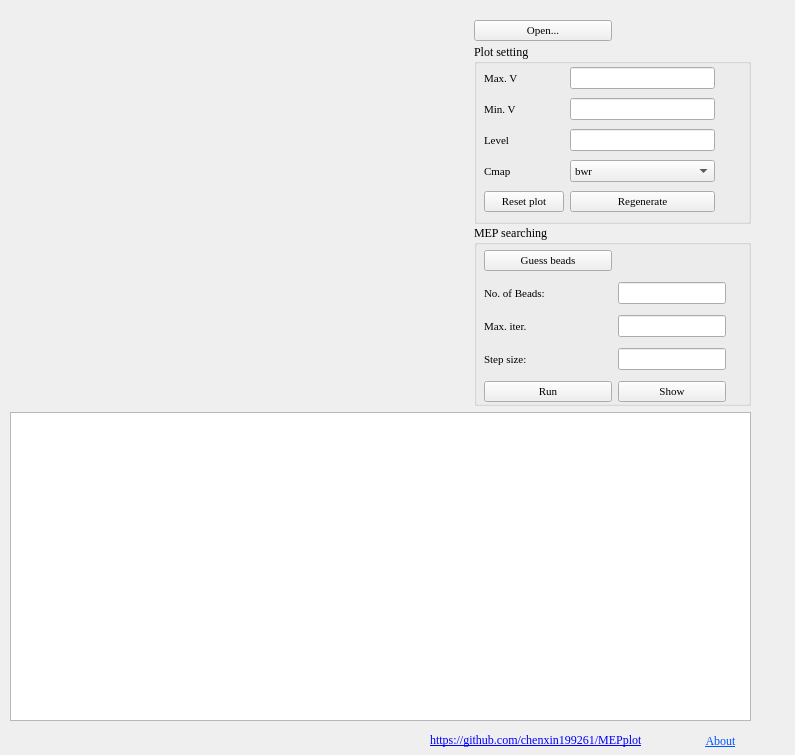
XinChenQC/MEPplot, file ui/main.ui: the form before one commit.
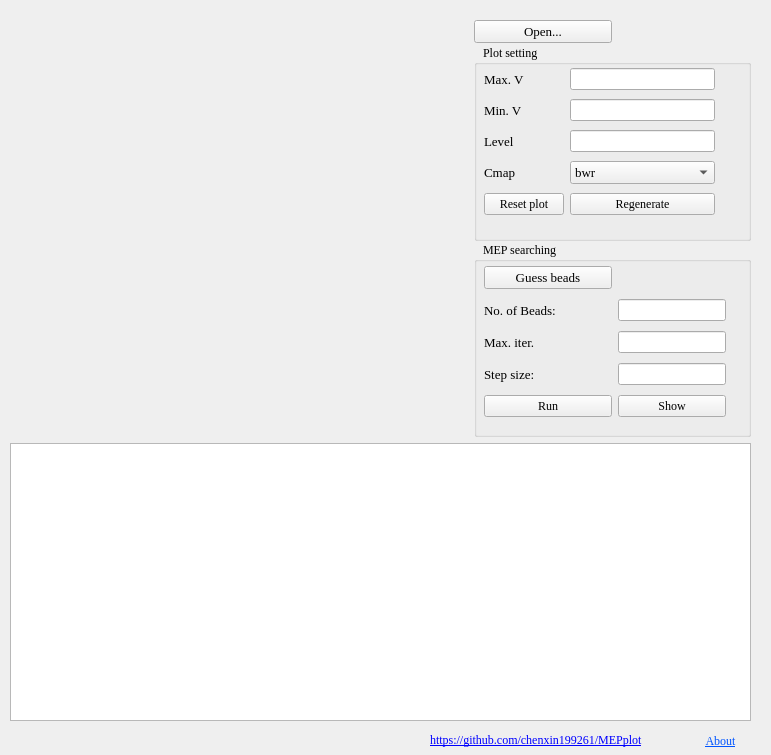
The form after the commit.

What changed in the file:
```diff
--- a/ui/main.ui
+++ b/ui/main.ui
@@ -6,14 +6,14 @@
    <rect>
     <x>0</x>
     <y>0</y>
-    <width>795</width>
+    <width>771</width>
     <height>755</height>
    </rect>
   </property>
   <property name="minimumSize">
    <size>
     <width>771</width>
-    <height>684</height>
+    <height>600</height>
    </size>
   </property>
   <property name="maximumSize">
@@ -48,7 +48,7 @@
      <height>701</height>
     </rect>
    </property>
-   <layout class="QVBoxLayout" name="verticalLayout_2" stretch="5,4">
+   <layout class="QVBoxLayout" name="verticalLayout_2" stretch="6,4">
     <item>
      <layout class="QHBoxLayout" name="horizontalLayout_5" stretch="5,3">
       <property name="spacing">
@@ -82,7 +82,7 @@
             <property name="font">
              <font>
               <family>Times New Roman</family>
-              <pointsize>8</pointsize>
+              <pointsize>10</pointsize>
              </font>
             </property>
             <property name="cursor">
@@ -122,7 +122,7 @@
            </font>
           </property>
           <property name="title">
-           <string>Plot setting</string>
+           <string>   Plot setting</string>
           </property>
           <widget class="QWidget" name="gridLayoutWidget_2">
            <property name="geometry">
@@ -142,7 +142,7 @@
               <property name="font">
                <font>
                 <family>Times New Roman</family>
-                <pointsize>8</pointsize>
+                <pointsize>10</pointsize>
                </font>
               </property>
               <property name="text">
@@ -155,7 +155,7 @@
               <property name="font">
                <font>
                 <family>Times New Roman</family>
-                <pointsize>8</pointsize>
+                <pointsize>10</pointsize>
                </font>
               </property>
               <property name="text">
@@ -168,7 +168,7 @@
               <property name="font">
                <font>
                 <family>Times New Roman</family>
-                <pointsize>8</pointsize>
+                <pointsize>10</pointsize>
                </font>
               </property>
               <property name="text">
@@ -181,7 +181,7 @@
               <property name="font">
                <font>
                 <family>Times New Roman</family>
-                <pointsize>8</pointsize>
+                <pointsize>10</pointsize>
                </font>
               </property>
               <property name="text">
@@ -203,7 +203,7 @@
               <property name="font">
                <font>
                 <family>Times New Roman</family>
-                <pointsize>8</pointsize>
+                <pointsize>10</pointsize>
                </font>
               </property>
               <item>
@@ -228,7 +228,7 @@
               <property name="font">
                <font>
                 <family>Times New Roman</family>
-                <pointsize>8</pointsize>
+                <pointsize>9</pointsize>
                </font>
               </property>
               <property name="cursor">
@@ -244,7 +244,7 @@
               <property name="font">
                <font>
                 <family>Times New Roman</family>
-                <pointsize>8</pointsize>
+                <pointsize>9</pointsize>
                </font>
               </property>
               <property name="cursor">
@@ -274,7 +274,7 @@
            </font>
           </property>
           <property name="title">
-           <string>MEP searching</string>
+           <string>   MEP searching</string>
           </property>
           <property name="flat">
            <bool>false</bool>
@@ -297,7 +297,7 @@
               <property name="font">
                <font>
                 <family>Times New Roman</family>
-                <pointsize>8</pointsize>
+                <pointsize>10</pointsize>
                </font>
               </property>
               <property name="text">
@@ -323,7 +323,7 @@
               <property name="font">
                <font>
                 <family>Times New Roman</family>
-                <pointsize>8</pointsize>
+                <pointsize>10</pointsize>
                </font>
               </property>
               <property name="text">
@@ -336,7 +336,7 @@
               <property name="font">
                <font>
                 <family>Times New Roman</family>
-                <pointsize>8</pointsize>
+                <pointsize>10</pointsize>
                </font>
               </property>
               <property name="text">
@@ -358,7 +358,7 @@
               <property name="font">
                <font>
                 <family>Times New Roman</family>
-                <pointsize>8</pointsize>
+                <pointsize>10</pointsize>
                 <kerning>false</kerning>
                </font>
               </property>
@@ -375,7 +375,7 @@
               <property name="font">
                <font>
                 <family>Times New Roman</family>
-                <pointsize>8</pointsize>
+                <pointsize>9</pointsize>
                </font>
               </property>
               <property name="cursor">
@@ -391,7 +391,7 @@
               <property name="font">
                <font>
                 <family>Times New Roman</family>
-                <pointsize>8</pointsize>
+                <pointsize>9</pointsize>
                </font>
               </property>
               <property name="cursor">
```
Left out of the diff: 10 changed lines with no effect on the pictures.
